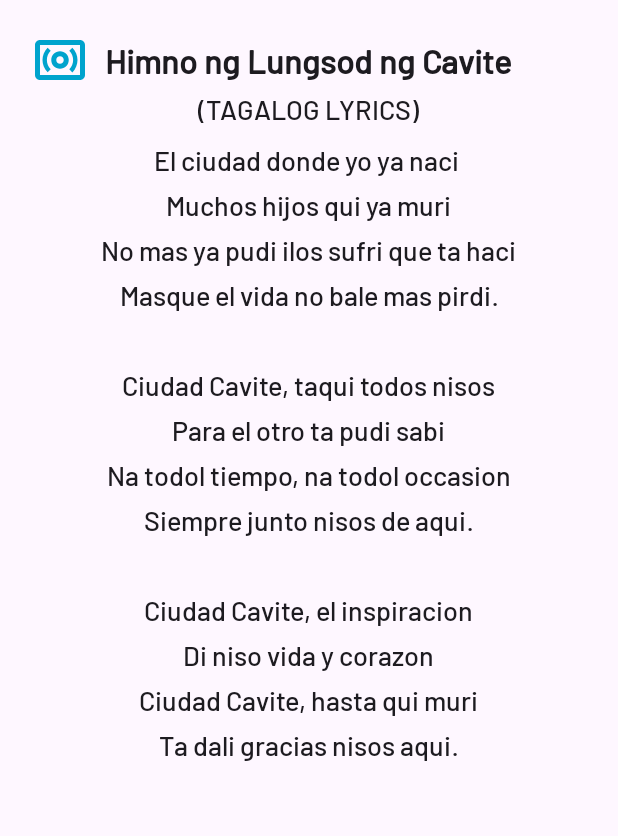
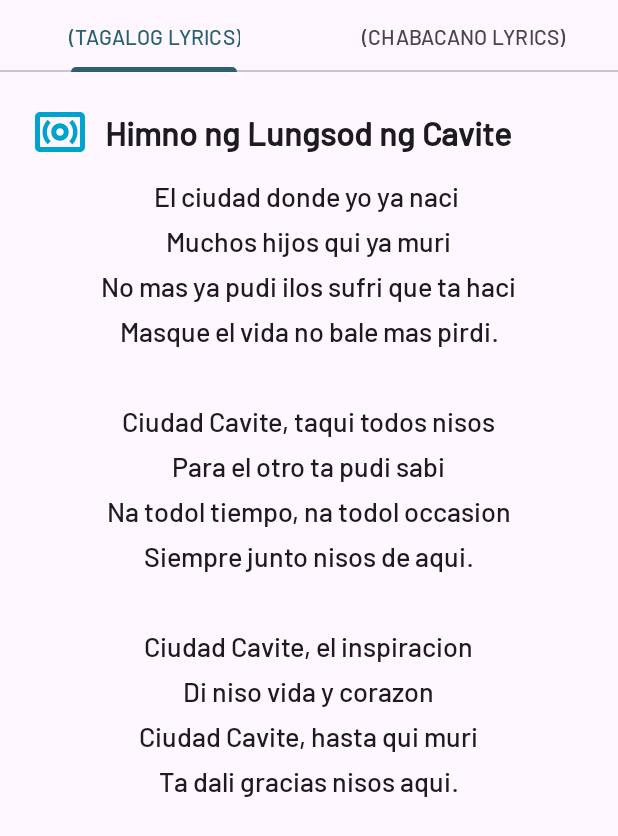
Before and after one commit to Karline20/TMDBClient, an Android app: the layout layout_cavite_hymn.xml on its own in the app's theme, with its tools: preview values and no code run, on a phone screen of 412 x 824 dp. Shown: the top 836 px of the screen. Run offline under Robolectric (Android 15) with nearby library versions, the light colour scheme and no system bars; network calls fail.

Commit message:
feat: add debug interceptor, lyrics options, and display rv for events

```diff
--- a/app/src/main/java/coding/legaspi/tmdbclient/utils/MediaPlayerHelperImpl.kt
+++ b/app/src/main/java/coding/legaspi/tmdbclient/utils/MediaPlayerHelperImpl.kt
@@ -17,7 +17,8 @@ class MediaPlayerHelperImpl(private val context: Context): MediaPlayerHelper {
         mediaPlayer = MediaPlayer()
         try {
             val resourceUri: Uri = when (tutorialExactPos) {
-                "Tagalog Hymn"-> Uri.parse("android.resource://${context.packageName}/${R.raw.chabacano_hymn}")
+                "Tagalog Hymn"-> Uri.parse("android.resource://${context.packageName}/${R.raw.tagalog_hymn}")
+                "Chabacano Hymn"-> Uri.parse("android.resource://${context.packageName}/${R.raw.chabacano_hymn}")
                 else -> throw IllegalArgumentException("Invalid tutorialExactPos: $tutorialExactPos")
             }
             mediaPlayer?.setDataSource(context, resourceUri)
--- a/app/src/main/res/layout/layout_cavite_hymn.xml
+++ b/app/src/main/res/layout/layout_cavite_hymn.xml
@@ -9,10 +9,28 @@
         android:layout_width="match_parent"
         android:layout_height="wrap_content">
 
+        <com.google.android.material.tabs.TabLayout
+            android:id="@+id/lyrics_category"
+            android:layout_width="match_parent"
+            android:layout_height="wrap_content">
+
+            <com.google.android.material.tabs.TabItem
+                android:layout_width="match_parent"
+                android:layout_height="wrap_content"
+                android:text="(TAGALOG LYRICS)"/>
+
+            <com.google.android.material.tabs.TabItem
+                android:layout_width="match_parent"
+                android:layout_height="wrap_content"
+                android:text="(CHABACANO LYRICS)"/>
+
+        </com.google.android.material.tabs.TabLayout>
+
         <RelativeLayout
             android:id="@+id/first_layer"
             android:layout_width="match_parent"
             android:layout_height="wrap_content"
+            android:layout_below="@+id/lyrics_category"
             android:layout_marginTop="20dp">
             <ImageView
                 android:id="@+id/play_sound"
@@ -33,23 +51,11 @@
                 android:textAlignment="center" />
         </RelativeLayout>
 
-
-        <TextView
-            android:id="@+id/lyrics_category"
-            android:layout_width="wrap_content"
-            android:layout_height="wrap_content"
-            android:text="(TAGALOG LYRICS)"
-            android:textSize="18sp"
-            android:textStyle="normal"
-            android:layout_below="@+id/first_layer"
-            android:layout_centerInParent="true"
-            android:textAlignment="center" />
-
         <TextView
             android:id="@+id/hymn_lyrics"
             android:layout_width="wrap_content"
             android:layout_height="wrap_content"
-            android:layout_below="@id/lyrics_category"
+            android:layout_below="@id/first_layer"
             tools:text="@string/hymn_chabacano_lyrics"
             android:layout_marginTop="10dp"
             android:lineHeight="30dp"
@@ -58,7 +64,6 @@
             android:layout_centerInParent="true"
             android:textAlignment="center" />
 
-
     </RelativeLayout>
 
 </RelativeLayout>
```
Also changed, not shown: app/build.gradle (+7 -7 lines), app/src/main/java/coding/legaspi/tmdbclient/presentation/di/core/NetModule.kt (+10 -0 lines), app/src/main/java/coding/legaspi/tmdbclient/presentation/rvevent/RvEventActivity.kt (+74 -33 lines), app/src/main/java/coding/legaspi/tmdbclient/presentation/viewmodel/EventViewModel.kt (+8 -2 lines), app/src/main/res/layout/activity_rv_event.xml (+6 -11 lines), 1 other file.
